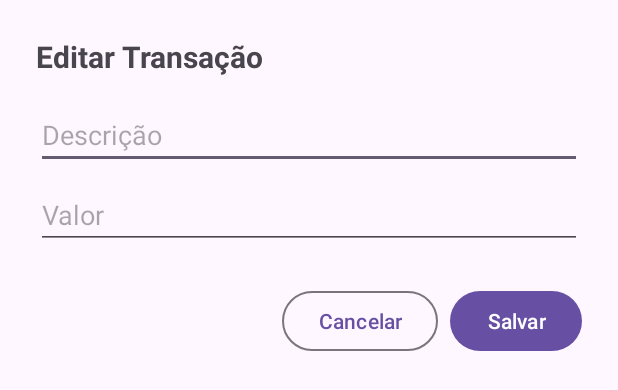
After one commit to GuilhermeD9/FinanceApp, an Android app: the layout dialog_edit_transaction.xml on its own in the app's theme, with its tools: preview values and no code run, on a phone screen of 412 x 824 dp. The commit adds this screen. Shown: the top 390 px of the screen. Run offline under Robolectric (Android 15) with nearby library versions, the phone set to English and light mode, and no system bars.

Commit message:
refactor: Adicao de uma caixa de dialogo para atualizacao dos campos

```diff
--- a/app/build.gradle.kts
+++ b/app/build.gradle.kts
@@ -43,6 +43,7 @@ dependencies {
     implementation(libs.material)
     implementation(libs.androidx.activity)
     implementation(libs.androidx.constraintlayout)
+    implementation(libs.androidx.fragment.ktx)
     testImplementation(libs.junit)
     androidTestImplementation(libs.androidx.junit)
     androidTestImplementation(libs.androidx.espresso.core)
--- /dev/null
+++ b/app/src/main/res/layout/dialog_edit_transaction.xml
@@ -0,0 +1,52 @@
+<?xml version="1.0" encoding="utf-8"?>
+<LinearLayout xmlns:android="http://schemas.android.com/apk/res/android"
+    android:layout_width="match_parent"
+    android:layout_height="wrap_content"
+    android:orientation="vertical"
+    android:padding="24dp">
+
+    <TextView
+        android:layout_width="wrap_content"
+        android:layout_height="wrap_content"
+        android:text="Editar Transação"
+        android:textSize="20sp"
+        android:textStyle="bold"
+        android:layout_marginBottom="16dp" />
+
+    <EditText
+        android:id="@+id/edit_text_dialog_description"
+        android:layout_width="match_parent"
+        android:layout_height="wrap_content"
+        android:hint="Descrição" />
+
+    <EditText
+        android:id="@+id/edit_text_dialog_value"
+        android:layout_width="match_parent"
+        android:layout_height="wrap_content"
+        android:hint="Valor"
+        android:inputType="numberDecimal"
+        android:layout_marginTop="8dp" />
+
+    <LinearLayout
+        android:layout_width="match_parent"
+        android:layout_height="wrap_content"
+        android:orientation="horizontal"
+        android:layout_marginTop="24dp"
+        android:gravity="end">
+
+        <Button
+            android:id="@+id/button_dialog_cancel"
+            android:layout_width="wrap_content"
+            android:layout_height="wrap_content"
+            android:text="Cancelar"
+            style="?attr/materialButtonOutlinedStyle"
+            android:layout_marginEnd="8dp" />
+
+        <Button
+            android:id="@+id/button_dialog_save"
+            android:layout_width="wrap_content"
+            android:layout_height="wrap_content"
+            android:text="Salvar" />
+    </LinearLayout>
+
+</LinearLayout>
--- a/gradle/libs.versions.toml
+++ b/gradle/libs.versions.toml
@@ -9,6 +9,7 @@ appcompat = "1.6.1"
 material = "1.10.0"
 activity = "1.8.0"
 constraintlayout = "2.1.4"
+fragmentKtx = "1.8.8"
 
 [libraries]
 androidx-core-ktx = { group = "androidx.core", name = "core-ktx", version.ref = "coreKtx" }
@@ -19,6 +20,7 @@ androidx-appcompat = { group = "androidx.appcompat", name = "appcompat", version
 material = { group = "com.google.android.material", name = "material", version.ref = "material" }
 androidx-activity = { group = "androidx.activity", name = "activity", version.ref = "activity" }
 androidx-constraintlayout = { group = "androidx.constraintlayout", name = "constraintlayout", version.ref = "constraintlayout" }
+androidx-fragment-ktx = { group = "androidx.fragment", name = "fragment-ktx", version.ref = "fragmentKtx" }
 
 [plugins]
 android-application = { id = "com.android.application", version.ref = "agp" }
```
Also changed, not shown: app/src/main/java/dev/guilherme/financeapp/EditTransactionDialogFragment.kt (added, +75 -0 lines), app/src/main/java/dev/guilherme/financeapp/MainActivity.kt (+33 -40 lines).
